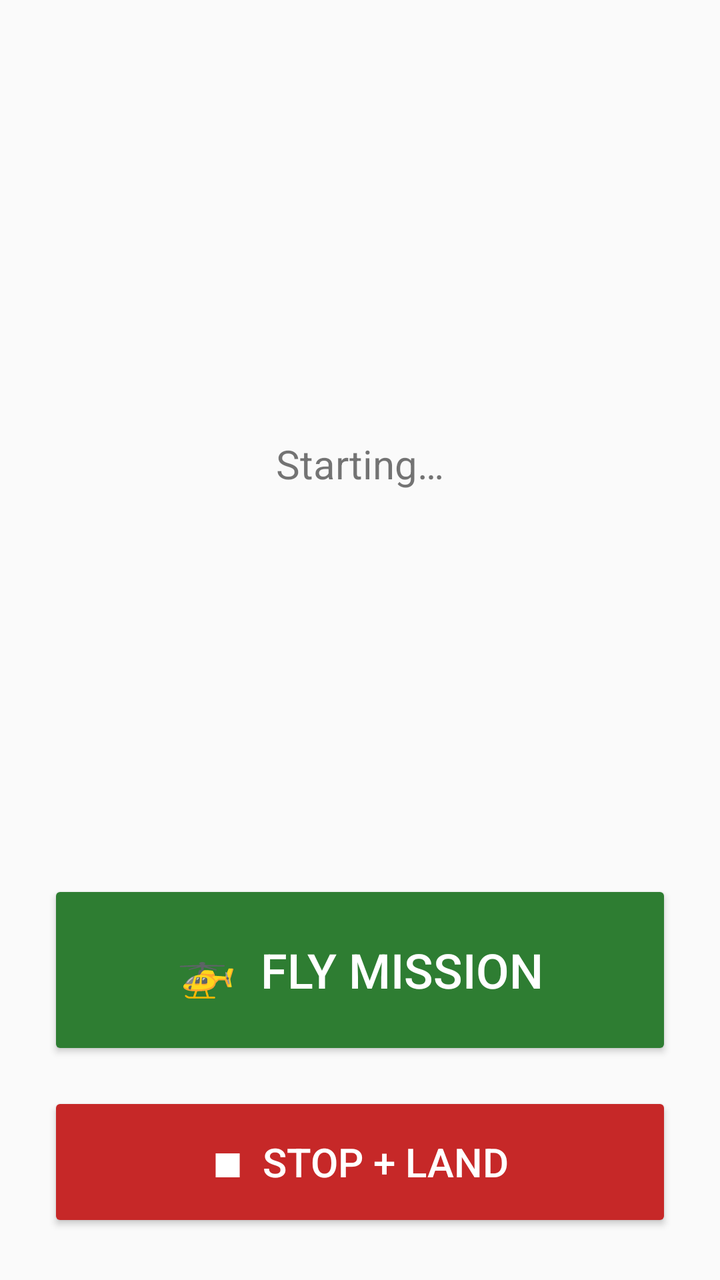
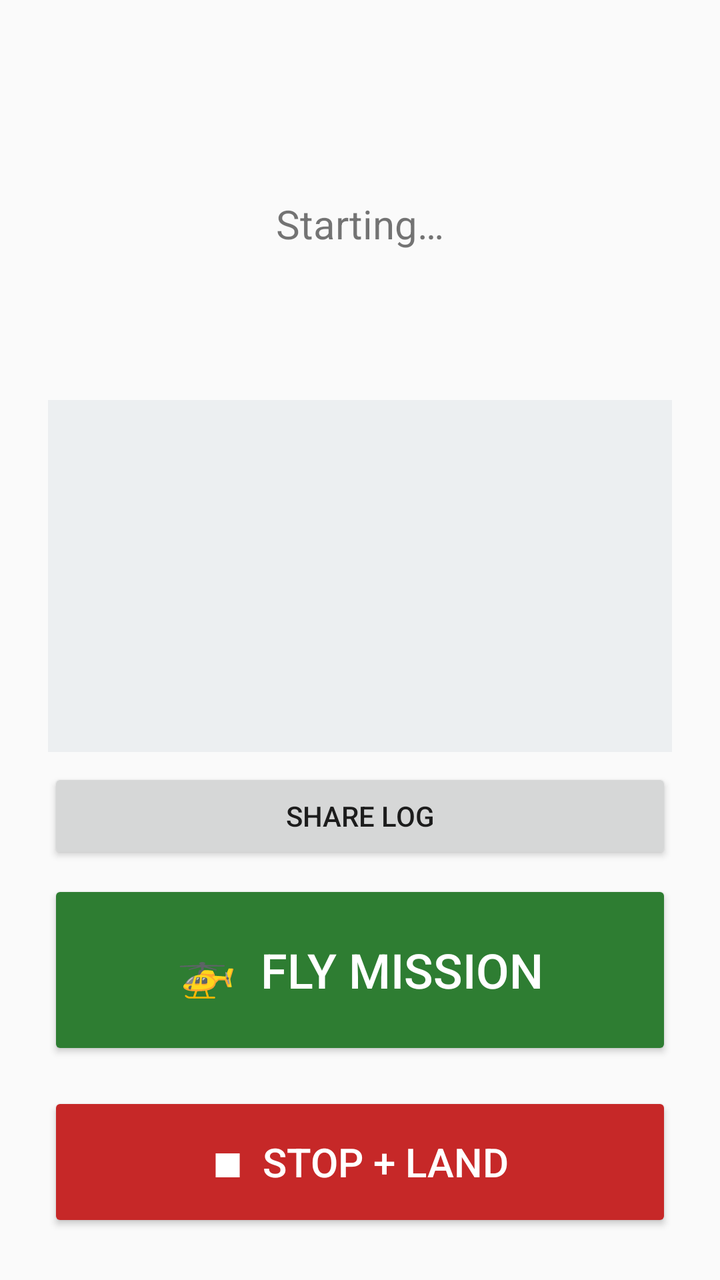

Screens rendered from an Android XML layout before and after an edit, with the pre-edit source and the edit as a unified diff.
<!-- AndroidManifest.xml: application theme android:Theme.Material.Light -->
<!-- res/layout/activity_main.xml -->
<?xml version="1.0" encoding="utf-8"?>
<LinearLayout xmlns:android="http://schemas.android.com/apk/res/android"
    android:layout_width="match_parent"
    android:layout_height="match_parent"
    android:orientation="vertical"
    android:padding="24dp"
    android:gravity="center_horizontal">

    <TextView
        android:id="@+id/statusText"
        android:layout_width="match_parent"
        android:layout_height="0dp"
        android:layout_weight="1"
        android:gravity="center"
        android:textSize="20sp"
        android:text="Starting…" />

    <Button
        android:id="@+id/goButton"
        android:layout_width="match_parent"
        android:layout_height="90dp"
        android:layout_marginBottom="16dp"
        android:backgroundTint="#2E7D32"
        android:textColor="#FFFFFF"
        android:textSize="24sp"
        android:text="🚁  FLY MISSION" />

    <Button
        android:id="@+id/stopButton"
        android:layout_width="match_parent"
        android:layout_height="70dp"
        android:backgroundTint="#C62828"
        android:textColor="#FFFFFF"
        android:textSize="20sp"
        android:text="■  STOP + LAND" />
</LinearLayout>
<!-- resources referenced by this layout -->
<resources>

</resources>

<!-- the commit's change to res/layout/activity_main.xml (unified diff, before → after) -->
@@ -14,6 +14,31 @@
         android:gravity="center"
         android:textSize="20sp"
         android:text="Starting…" />
+
+    <ScrollView
+        android:id="@+id/logScroll"
+        android:layout_width="match_parent"
+        android:layout_height="0dp"
+        android:layout_weight="1"
+        android:layout_marginBottom="8dp"
+        android:background="#ECEFF1">
+
+        <TextView
+            android:id="@+id/logText"
+            android:layout_width="match_parent"
+            android:layout_height="wrap_content"
+            android:padding="8dp"
+            android:typeface="monospace"
+            android:textSize="11sp"
+            android:textIsSelectable="true" />
+    </ScrollView>
+
+    <Button
+        android:id="@+id/shareLogButton"
+        android:layout_width="match_parent"
+        android:layout_height="wrap_content"
+        android:layout_marginBottom="8dp"
+        android:text="Share log" />
 
     <Button
         android:id="@+id/goButton"
